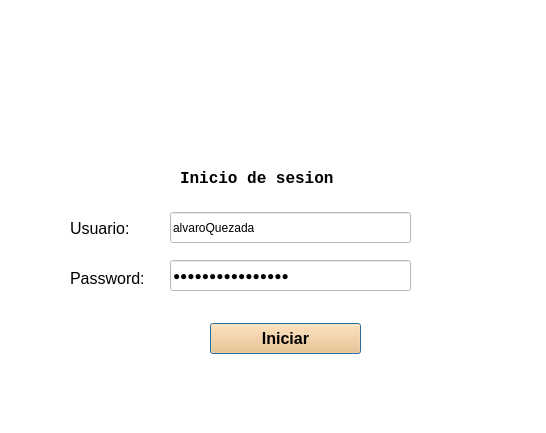
This is view/Login.ui in luisAlcides/massmessages as Qt 5 draws it before an edit. The edited form follows.
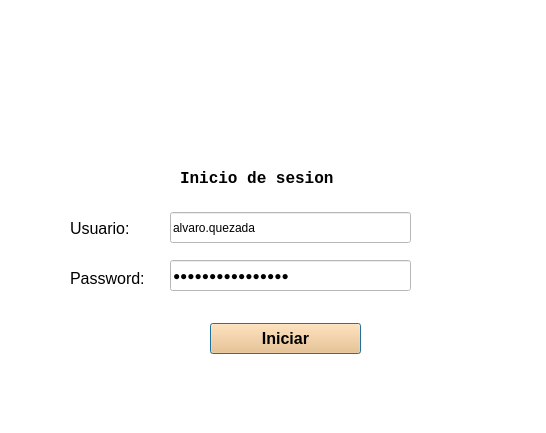
This is the edited form. Icons and pictures are not drawn.

Patch:
```diff
--- a/view/Login.ui
+++ b/view/Login.ui
@@ -107,7 +107,7 @@
     </rect>
    </property>
    <property name="text">
-    <string>alvaroQuezada</string>
+    <string>alvaro.quezada</string>
    </property>
    <property name="placeholderText">
     <string/>
```
Left out of the diff: 2 changed lines with no effect on the pictures.
